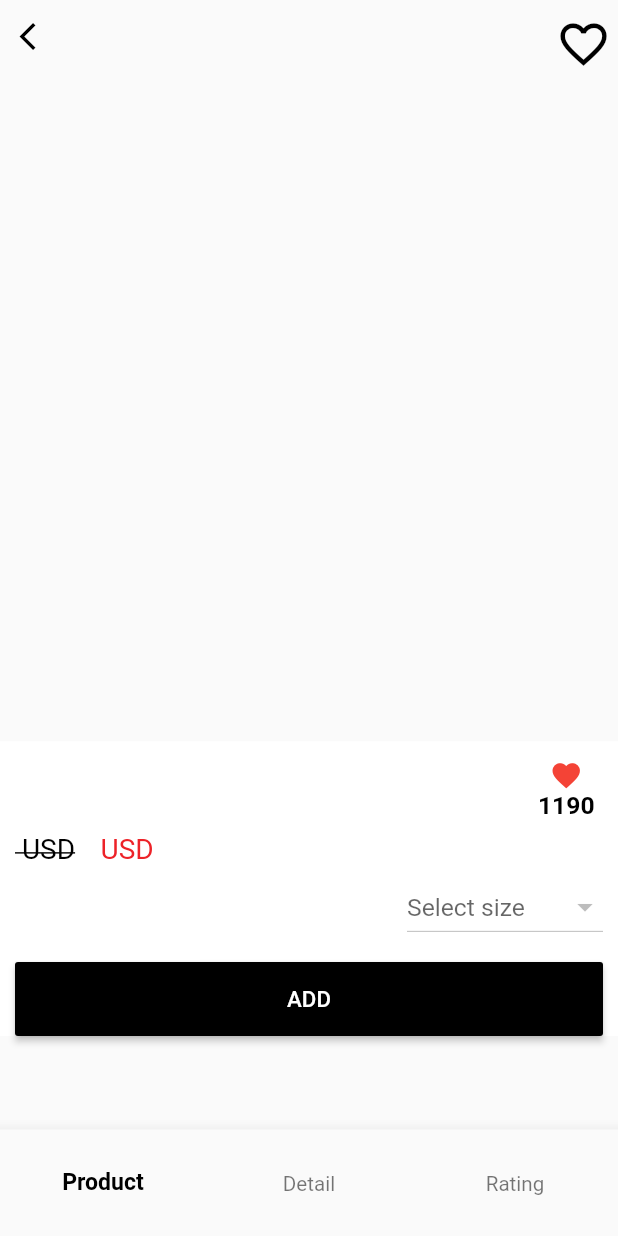
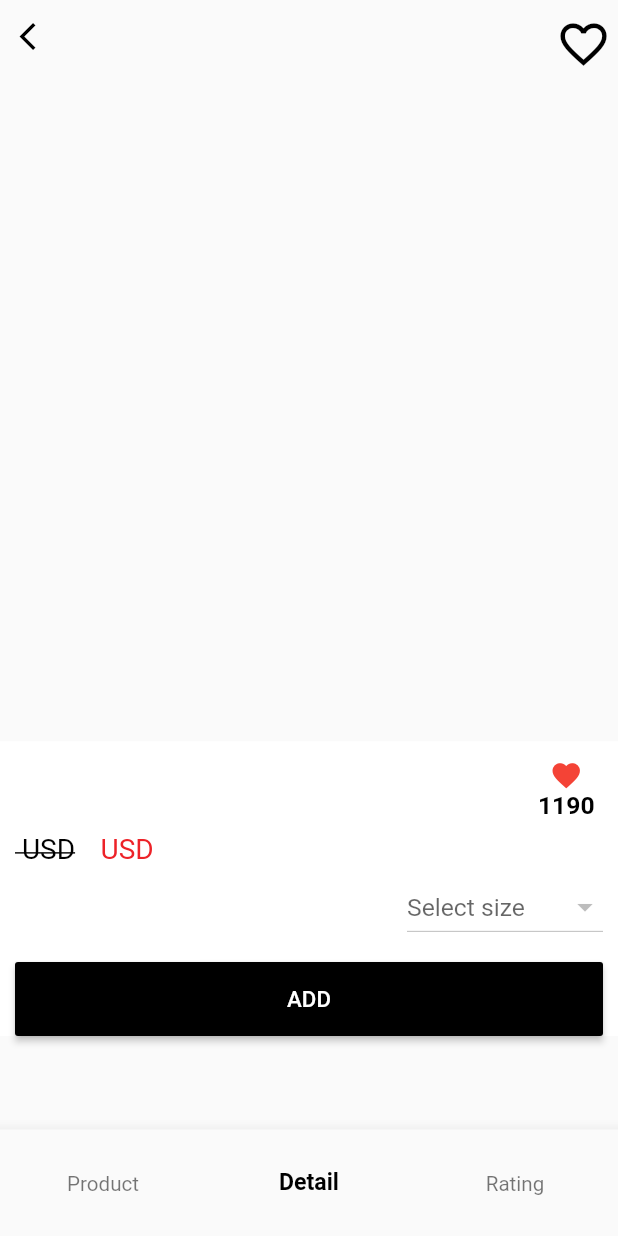
Before and after one commit to Abdulhaiking34/Instacop, a Flutter app: the MainDetailProductView screen opened directly with empty values, on a phone screen of 412 x 824 dp. Run offline on Flutter 3.47's test engine with Material 2 defaults, Android fonts, the phone set to English and light mode, and no system bars; drawn by our look-alikes of carousel_slider; our stand-ins replace auto_size_text, cached_network_image, cloud_firestore, device_preview, firebase_auth, firebase_storage and 10 more; missing offline and left inert: grouped_buttons, multi_image_picker; accounts and stored records are empty; statements that could not run were skipped.

```diff
--- a/lib/src/views/HomePage/Customer/HomePage/ProductDetail/ProductPage/product_controller.dart
+++ b/lib/src/views/HomePage/Customer/HomePage/ProductDetail/ProductPage/product_controller.dart
@@ -10,6 +10,7 @@ class ProductController {
 
   Stream get sizeStream => _sizeStreamController.stream;
   Stream get loveWishlistStream => _loveWishlistStreamController.stream;
+
   //TODO: add product to cart
   addProductToCart({
     @required int color,
@@ -76,8 +77,8 @@ class ProductController {
     }).catchError((onError) {
       return false;
     });
+    _loveWishlistStreamController.add(true);
     return true;
-    _loveWishlistStreamController.add(true);
   }
 
   void dispose() {
--- a/lib/src/views/HomePage/Customer/HomePage/ProductDetail/ProductPage/product_page.dart
+++ b/lib/src/views/HomePage/Customer/HomePage/ProductDetail/ProductPage/product_page.dart
@@ -2,8 +2,6 @@ import 'package:cached_network_image/cached_network_image.dart';
 import 'package:carousel_slider/carousel_slider.dart';
 import 'package:flutter/cupertino.dart';
 import 'package:flutter/material.dart';
-import 'package:flutter_rating_bar/flutter_rating_bar.dart';
-import 'package:instacop/link.dart';
 import 'package:instacop/src/helpers/TextStyle.dart';
 import 'package:instacop/src/helpers/colors_constant.dart';
 import 'package:instacop/src/helpers/screen.dart';
@@ -14,13 +12,14 @@ import 'package:instacop/src/widgets/button_raised.dart';
 import 'package:progress_dialog/progress_dialog.dart';
 
 class ProductPage extends StatefulWidget {
-  ProductPage({this.product});
+  ProductPage({this.product, Key key}) : super(key: key);
   final Product product;
   @override
   _ProductPageState createState() => _ProductPageState();
 }
 
-class _ProductPageState extends State<ProductPage> {
+class _ProductPageState extends State<ProductPage>
+    with AutomaticKeepAliveClientMixin {
   ProgressDialog pr;
   List sizeList = ['S', 'M', 'L', 'XL'];
   List colorList = [];
@@ -133,51 +132,54 @@ class _ProductPageState extends State<ProductPage> {
               Positioned(
                 left: ConstScreen.setSizeWidth(660),
                 top: ConstScreen.setSizeHeight(5),
-                child: IconButton(
+                child: StreamBuilder(
+                    stream: _controller.loveWishlistStream,
+                    builder: (context, snapshot) {
+                      return IconButton(
                         onPressed: () {
+                          if (!isLoveCheck) {
+                            _controller
+                                .addProductToWishlist(product: widget.product)
+                                .then((value) {
+                              if (value) {
                                 setState(() {
                                   isLoveCheck = true;
                                 });
-//                    if (!isLoveCheck) {
-//                      _controller
-//                          .addProductToWishlist(product: widget.product)
-//                          .then((value) {
-//                        if (value) {
-//                          setState(() {
-//                            isLoveCheck = true;
-//                          });
-//                          Scaffold.of(context).showSnackBar(SnackBar(
-//                            backgroundColor: kColorWhite,
-//                            content: Row(
-//                              children: <Widget>[
-//                                Icon(
-//                                  Icons.check,
-//                                  color: kColorGreen,
-//                                  size: ConstScreen.setSizeWidth(50),
-//                                ),
-//                                SizedBox(
-//                                  width: ConstScreen.setSizeWidth(20),
-//                                ),
-//                                Expanded(
-//                                  child: Text(
-//                                    'Product has been add to Wishlist.',
-//                                    style: kBoldTextStyle.copyWith(
-//                                        fontSize: FontSize.s28),
-//                                  ),
-//                                )
-//                              ],
-//                            ),
-//                          ));
-//                        }
-//                      });
-//                    }
+                                Scaffold.of(context).showSnackBar(SnackBar(
+                                  backgroundColor: kColorWhite,
+                                  content: Row(
+                                    children: <Widget>[
+                                      Icon(
+                                        Icons.check,
+                                        color: kColorGreen,
+                                        size: ConstScreen.setSizeWidth(50),
+                                      ),
+                                      SizedBox(
+                                        width: ConstScreen.setSizeWidth(20),
+                                      ),
+                                      Expanded(
+                                        child: Text(
+                                          'Product has been add to Wishlist.',
+                                          style: kBoldTextStyle.copyWith(
+                                              fontSize: FontSize.s28),
+                                        ),
+                                      )
+                                    ],
+                                  ),
+                                ));
+                              }
+                            });
+                          }
                         },
                         icon: Icon(
-                    isLoveCheck ? Icons.favorite : Icons.favorite_border,
-                    color: isLoveCheck ? kColorRed : kColorBlack,
+                          snapshot.hasData
+                              ? Icons.favorite
+                              : Icons.favorite_border,
+                          color: snapshot.hasData ? kColorRed : kColorBlack,
                           size: ConstScreen.setSizeHeight(60),
                         ),
-                ),
+                      );
+                    }),
               )
             ],
           ),
@@ -401,6 +403,10 @@ class _ProductPageState extends State<ProductPage> {
       ),
     );
   }
+
+  @override
+  // TODO: implement wantKeepAlive
+  bool get wantKeepAlive => true;
 }
 
 class ColorPicker extends StatelessWidget {
--- a/lib/src/views/HomePage/Customer/HomePage/ProductDetail/main_detail_product_view.dart
+++ b/lib/src/views/HomePage/Customer/HomePage/ProductDetail/main_detail_product_view.dart
@@ -15,43 +15,75 @@ class MainDetailProductView extends StatefulWidget {
 }
 
 class _MainDetailProductViewState extends State<MainDetailProductView> {
-  Widget getPage(int index) {
-    switch (index) {
-      case 0:
-        return ProductPage(
-          product: widget.product,
-        );
-      case 1:
-        return DetailOfProductPage(
-          product: widget.product,
-        );
-      case 2:
-        return RatingProductPage(product: widget.product);
-    }
+  Product product;
+  List<Widget> pages = [];
+  final PageStorageBucket bucket = PageStorageBucket();
+  @override
+  void initState() {
+    // TODO: implement initState
+    super.initState();
+    product = widget.product;
+    List<Widget> pages = [
+      ProductPage(
+        product: product,
+        key: PageStorageKey('Page0'),
+      ),
+      DetailOfProductPage(
+        product: product,
+        key: PageStorageKey('Page1'),
+      ),
+      RatingProductPage(
+        product: widget.product,
+        key: PageStorageKey('Page2'),
+      )
+    ];
   }
 
-  int indexPage = 0;
+  void onTap(int index) {
+    pageController.jumpToPage(index);
+  }
+
+  final pageController = PageController();
+  int indexPage = 1;
   @override
   Widget build(BuildContext context) {
     ConstScreen.setScreen(context);
 
     return Scaffold(
-      body: SafeArea(child: getPage(indexPage)),
-      bottomNavigationBar: SizedBox(
-        height: ConstScreen.setSizeHeight(115),
-        child: BottomNavigationBar(
-          onTap: (index) {
+      body: SafeArea(
+          child: PageStorage(
+        child: PageView(
+          controller: pageController,
+          onPageChanged: (index) {
             setState(() {
               indexPage = index;
             });
           },
+          children: <Widget>[
+            ProductPage(
+              product: product,
+            ),
+            DetailOfProductPage(
+              product: product,
+            ),
+            RatingProductPage(
+              product: widget.product,
+            )
+          ],
+        ),
+        bucket: bucket,
+      )),
+      bottomNavigationBar: SizedBox(
+        height: ConstScreen.setSizeHeight(115),
+        child: BottomNavigationBar(
+          onTap: onTap,
           currentIndex: indexPage,
           unselectedFontSize: FontSize.s25,
           selectedFontSize: FontSize.s28,
           selectedItemColor: kColorBlack,
           selectedLabelStyle: TextStyle(fontWeight: FontWeight.bold),
           iconSize: ConstScreen.setSizeHeight(0.1),
-          items: [
+          items: const [
             BottomNavigationBarItem(
                 title: Text('Product'), icon: Icon(Icons.rate_review)),
             BottomNavigationBarItem(
--- a/lib/src/views/HomePage/Customer/HomePage/cus_home_view.dart
+++ b/lib/src/views/HomePage/Customer/HomePage/cus_home_view.dart
@@ -2,7 +2,6 @@ import 'package:flutter/cupertino.dart';
 import 'package:flutter/material.dart';
 import 'package:carousel_slider/carousel_slider.dart';
 import 'package:instacop/link.dart';
-import 'package:instacop/src/helpers/TextStyle.dart';
 import 'package:instacop/src/helpers/colors_constant.dart';
 import 'package:instacop/src/helpers/screen.dart';
 import 'package:instacop/src/widgets/icon_instacop.dart';
```
Also changed, not shown: lib/src/views/HomePage/Customer/HomePage/ProductDetail/detail_product_page.dart (+7 -2 lines), lib/src/views/HomePage/Customer/HomePage/ProductDetail/rating_product_page.dart (+7 -2 lines). Lines whose indentation alone changed are shown as unchanged.
